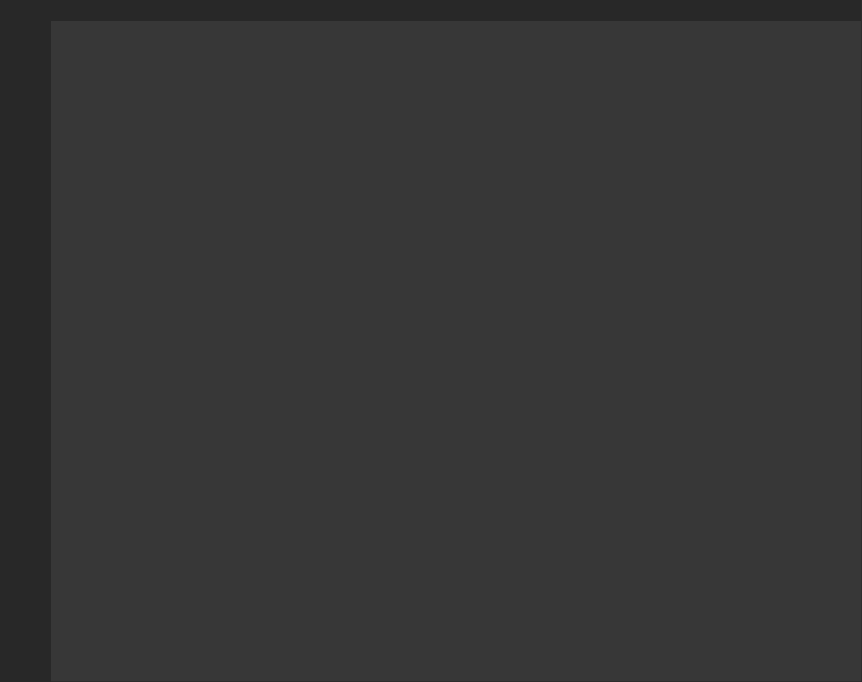
Lachie1011/YoloAnt, file yoloAnt.ui: the form before one commit.
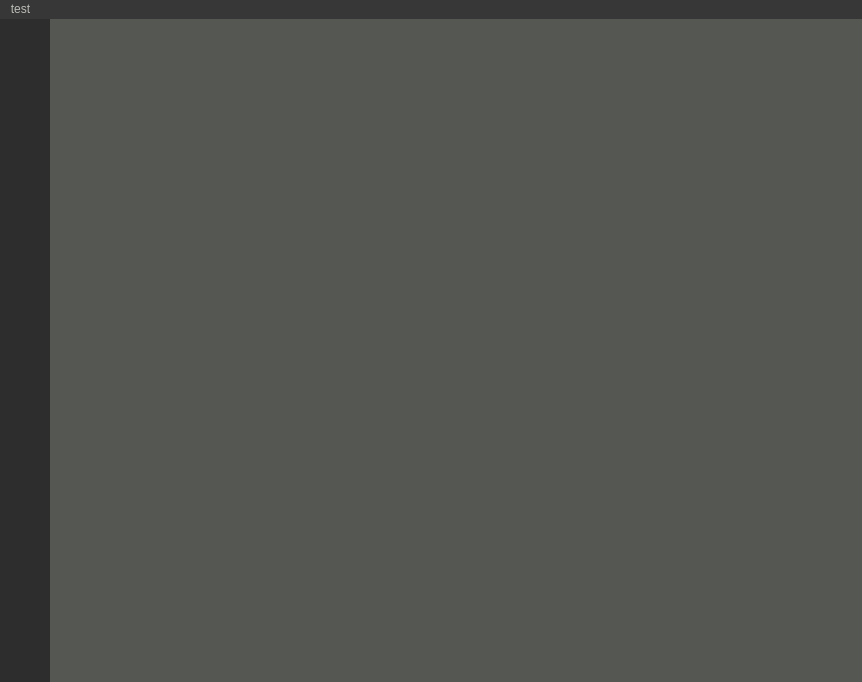
The form after the commit. Icons and pictures are not drawn.

Diff of the .ui file:
```diff
--- a/yoloAnt.ui
+++ b/yoloAnt.ui
@@ -11,7 +11,16 @@
    </rect>
   </property>
   <property name="windowTitle">
-   <string>MainWindow</string>
+   <string>YoloAnt</string>
+  </property>
+  <property name="windowIcon">
+   <iconset>
+    <normaloff>icons/icons8-ant-head-96.png</normaloff>icons/icons8-ant-head-96.png</iconset>
+  </property>
+  <property name="styleSheet">
+   <string notr="true">background-color: rgb(0, 0, 0);
+selection-background-color: rgb(186, 189, 182);
+color: rgb(186, 189, 182);</string>
   </property>
   <property name="iconSize">
    <size>
@@ -53,87 +62,58 @@
 }
 </string>
    </property>
-   <widget class="QWidget" name="stageWidget" native="true">
-    <property name="geometry">
-     <rect>
-      <x>50</x>
-      <y>20</y>
-      <width>811</width>
-      <height>661</height>
-     </rect>
+   <layout class="QHBoxLayout" name="horizontalLayout">
+    <property name="spacing">
+     <number>0</number>
     </property>
-    <property name="styleSheet">
-     <string notr="true"/>
+    <property name="leftMargin">
+     <number>0</number>
     </property>
-   </widget>
-   <widget class="QWidget" name="topMenuContainer" native="true">
-    <property name="geometry">
-     <rect>
-      <x>0</x>
-      <y>0</y>
-      <width>861</width>
-      <height>21</height>
-     </rect>
+    <property name="topMargin">
+     <number>0</number>
     </property>
-    <widget class="QWidget" name="menuWidget" native="true">
-     <property name="geometry">
-      <rect>
-       <x>0</x>
-       <y>0</y>
-       <width>51</width>
-       <height>21</height>
-      </rect>
-     </property>
-     <widget class="QLabel" name="label">
-      <property name="geometry">
-       <rect>
-        <x>10</x>
-        <y>0</y>
-        <width>31</width>
-        <height>21</height>
-       </rect>
-      </property>
-      <property name="text">
-       <string/>
-      </property>
-      <property name="pixmap">
-       <pixmap>icons/ant_image.jpg</pixmap>
-      </property>
-     </widget>
-    </widget>
-    <widget class="QFrame" name="frame">
-     <property name="geometry">
-      <rect>
-       <x>49</x>
-       <y>-1</y>
-       <width>811</width>
-       <height>21</height>
-      </rect>
-     </property>
-     <property name="frameShape">
-      <enum>QFrame::StyledPanel</enum>
-     </property>
-     <property name="frameShadow">
-      <enum>QFrame::Raised</enum>
-     </property>
-    </widget>
-   </widget>
+    <property name="rightMargin">
+     <number>0</number>
+    </property>
+    <property name="bottomMargin">
+     <number>0</number>
+    </property>
+    <item>
    <widget class="QWidget" name="leftMenuSubContainer" native="true">
-    <property name="geometry">
-     <rect>
-      <x>0</x>
-      <y>21</y>
-      <width>51</width>
-      <height>661</height>
-     </rect>
+      <property name="sizePolicy">
+       <sizepolicy hsizetype="Preferred" vsizetype="Preferred">
+        <horstretch>0</horstretch>
+        <verstretch>0</verstretch>
+       </sizepolicy>
+      </property>
+      <property name="minimumSize">
+       <size>
+        <width>50</width>
+        <height>635</height>
+       </size>
+      </property>
+      <property name="maximumSize">
+       <size>
+        <width>50</width>
+        <height>16777215</height>
+       </size>
     </property>
     <property name="styleSheet">
      <string notr="true">border-right-color: rgb(90, 90, 90);
 border-top-color: rgb(90, 90, 90);
-</string>
+background-color: rgb(45, 45, 45);</string>
     </property>
     <layout class="QVBoxLayout" name="verticalLayout">
-     <item alignment="Qt::AlignHCenter|Qt::AlignTop">
+       <property name="leftMargin">
+        <number>0</number>
+       </property>
+       <property name="topMargin">
+        <number>0</number>
+       </property>
+       <property name="rightMargin">
+        <number>0</number>
+       </property>
+       <item>
       <widget class="QFrame" name="selectorsWidget">
        <property name="frameShape">
         <enum>QFrame::StyledPanel</enum>
@@ -148,7 +128,7 @@
         <property name="rightMargin">
          <number>0</number>
         </property>
-        <item alignment="Qt::AlignHCenter">
+          <item>
          <widget class="QPushButton" name="mousePointer">
           <property name="toolTip">
            <string>Selection tool to select annotation</string>
@@ -158,27 +138,7 @@
           </property>
           <property name="icon">
            <iconset>
-            <normaloff>icons/selector.png</normaloff>icons/selector.png</iconset>
-          </property>
-          <property name="iconSize">
-           <size>
-            <width>30</width>
-            <height>30</height>
-           </size>
-          </property>
-         </widget>
-        </item>
-        <item alignment="Qt::AlignHCenter">
-         <widget class="QPushButton" name="moveTool">
-          <property name="toolTip">
-           <string>Move tool to select and move annotation</string>
-          </property>
-          <property name="text">
-           <string/>
-          </property>
-          <property name="icon">
-           <iconset>
-            <normaloff>icons/movetoolicon.png</normaloff>icons/movetoolicon.png</iconset>
+              <normaloff>icons/icons8-pencil-50.png</normaloff>icons/icons8-pencil-50.png</iconset>
           </property>
           <property name="iconSize">
            <size>
@@ -192,7 +152,13 @@
       </widget>
      </item>
      <item>
-      <widget class="QFrame" name="shapeSelectWidget">
+        <widget class="QFrame" name="projectsWidget">
+         <property name="minimumSize">
+          <size>
+           <width>50</width>
+           <height>50</height>
+          </size>
+         </property>
        <property name="frameShape">
         <enum>QFrame::StyledPanel</enum>
        </property>
@@ -203,13 +169,19 @@
         <property name="leftMargin">
          <number>0</number>
         </property>
+          <property name="topMargin">
+           <number>9</number>
+          </property>
         <property name="rightMargin">
          <number>0</number>
         </property>
         <item>
-         <widget class="QPushButton" name="rectangleSelect">
-          <property name="toolTip">
-           <string>draw rectanglular shaped annotation</string>
+           <widget class="QPushButton" name="projectsTab">
+            <property name="minimumSize">
+             <size>
+              <width>50</width>
+              <height>50</height>
+             </size>
           </property>
           <property name="text">
            <string/>
@@ -250,17 +222,29 @@
        <property name="frameShadow">
         <enum>QFrame::Raised</enum>
        </property>
-       <layout class="QVBoxLayout" name="verticalLayout_5">
+         <layout class="QVBoxLayout" name="verticalLayout_11">
+          <property name="spacing">
+           <number>0</number>
+          </property>
         <property name="leftMargin">
          <number>0</number>
         </property>
+          <property name="topMargin">
+           <number>0</number>
+          </property>
         <property name="rightMargin">
          <number>0</number>
         </property>
+          <property name="bottomMargin">
+           <number>0</number>
+          </property>
         <item>
-         <widget class="QPushButton" name="infoButton">
-          <property name="toolTip">
-           <string>Get more info on annotator </string>
+           <widget class="QPushButton" name="pushButton">
+            <property name="minimumSize">
+             <size>
+              <width>50</width>
+              <height>50</height>
+             </size>
           </property>
           <property name="text">
            <string/>
@@ -271,8 +255,8 @@
           </property>
           <property name="iconSize">
            <size>
-            <width>30</width>
-            <height>30</height>
+              <width>20</width>
+              <height>20</height>
            </size>
           </property>
          </widget>
@@ -282,6 +266,528 @@
      </item>
     </layout>
    </widget>
+    </item>
+    <item>
+     <widget class="QWidget" name="mainWindowContainer" native="true">
+      <property name="enabled">
+       <bool>true</bool>
+      </property>
+      <layout class="QVBoxLayout" name="verticalLayout_2">
+       <property name="spacing">
+        <number>0</number>
+       </property>
+       <property name="leftMargin">
+        <number>0</number>
+       </property>
+       <property name="topMargin">
+        <number>0</number>
+       </property>
+       <property name="rightMargin">
+        <number>0</number>
+       </property>
+       <property name="bottomMargin">
+        <number>0</number>
+       </property>
+       <item>
+        <widget class="QFrame" name="frame">
+         <property name="minimumSize">
+          <size>
+           <width>700</width>
+           <height>400</height>
+          </size>
+         </property>
+         <property name="styleSheet">
+          <string notr="true">background-color: rgb(85, 87, 83);</string>
+         </property>
+         <property name="frameShape">
+          <enum>QFrame::StyledPanel</enum>
+         </property>
+         <property name="frameShadow">
+          <enum>QFrame::Raised</enum>
+         </property>
+        </widget>
+       </item>
+      </layout>
+     </widget>
+    </item>
+   </layout>
+  </widget>
+  <widget class="QMenuBar" name="menuBar">
+   <property name="geometry">
+    <rect>
+     <x>0</x>
+     <y>0</y>
+     <width>862</width>
+     <height>22</height>
+    </rect>
+   </property>
+   <property name="palette">
+    <palette>
+     <active>
+      <colorrole role="WindowText">
+       <brush brushstyle="SolidPattern">
+        <color alpha="255">
+         <red>186</red>
+         <green>189</green>
+         <blue>182</blue>
+        </color>
+       </brush>
+      </colorrole>
+      <colorrole role="Button">
+       <brush brushstyle="SolidPattern">
+        <color alpha="255">
+         <red>55</red>
+         <green>55</green>
+         <blue>55</blue>
+        </color>
+       </brush>
+      </colorrole>
+      <colorrole role="Text">
+       <brush brushstyle="SolidPattern">
+        <color alpha="255">
+         <red>186</red>
+         <green>189</green>
+         <blue>182</blue>
+        </color>
+       </brush>
+      </colorrole>
+      <colorrole role="ButtonText">
+       <brush brushstyle="SolidPattern">
+        <color alpha="255">
+         <red>186</red>
+         <green>189</green>
+         <blue>182</blue>
+        </color>
+       </brush>
+      </colorrole>
+      <colorrole role="Base">
+       <brush brushstyle="SolidPattern">
+        <color alpha="255">
+         <red>55</red>
+         <green>55</green>
+         <blue>55</blue>
+        </color>
+       </brush>
+      </colorrole>
+      <colorrole role="Window">
+       <brush brushstyle="SolidPattern">
+        <color alpha="255">
+         <red>55</red>
+         <green>55</green>
+         <blue>55</blue>
+        </color>
+       </brush>
+      </colorrole>
+      <colorrole role="Highlight">
+       <brush brushstyle="SolidPattern">
+        <color alpha="255">
+         <red>186</red>
+         <green>189</green>
+         <blue>182</blue>
+        </color>
+       </brush>
+      </colorrole>
+      <colorrole role="PlaceholderText">
+       <brush brushstyle="NoBrush">
+        <color alpha="128">
+         <red>0</red>
+         <green>0</green>
+         <blue>0</blue>
+        </color>
+       </brush>
+      </colorrole>
+     </active>
+     <inactive>
+      <colorrole role="WindowText">
+       <brush brushstyle="SolidPattern">
+        <color alpha="255">
+         <red>186</red>
+         <green>189</green>
+         <blue>182</blue>
+        </color>
+       </brush>
+      </colorrole>
+      <colorrole role="Button">
+       <brush brushstyle="SolidPattern">
+        <color alpha="255">
+         <red>55</red>
+         <green>55</green>
+         <blue>55</blue>
+        </color>
+       </brush>
+      </colorrole>
+      <colorrole role="Text">
+       <brush brushstyle="SolidPattern">
+        <color alpha="255">
+         <red>186</red>
+         <green>189</green>
+         <blue>182</blue>
+        </color>
+       </brush>
+      </colorrole>
+      <colorrole role="ButtonText">
+       <brush brushstyle="SolidPattern">
+        <color alpha="255">
+         <red>186</red>
+         <green>189</green>
+         <blue>182</blue>
+        </color>
+       </brush>
+      </colorrole>
+      <colorrole role="Base">
+       <brush brushstyle="SolidPattern">
+        <color alpha="255">
+         <red>55</red>
+         <green>55</green>
+         <blue>55</blue>
+        </color>
+       </brush>
+      </colorrole>
+      <colorrole role="Window">
+       <brush brushstyle="SolidPattern">
+        <color alpha="255">
+         <red>55</red>
+         <green>55</green>
+         <blue>55</blue>
+        </color>
+       </brush>
+      </colorrole>
+      <colorrole role="Highlight">
+       <brush brushstyle="SolidPattern">
+        <color alpha="255">
+         <red>186</red>
+         <green>189</green>
+         <blue>182</blue>
+        </color>
+       </brush>
+      </colorrole>
+      <colorrole role="PlaceholderText">
+       <brush brushstyle="NoBrush">
+        <color alpha="128">
+         <red>186</red>
+         <green>189</green>
+         <blue>182</blue>
+        </color>
+       </brush>
+      </colorrole>
+     </inactive>
+     <disabled>
+      <colorrole role="WindowText">
+       <brush brushstyle="SolidPattern">
+        <color alpha="255">
+         <red>186</red>
+         <green>189</green>
+         <blue>182</blue>
+        </color>
+       </brush>
+      </colorrole>
+      <colorrole role="Button">
+       <brush brushstyle="SolidPattern">
+        <color alpha="255">
+         <red>55</red>
+         <green>55</green>
+         <blue>55</blue>
+        </color>
+       </brush>
+      </colorrole>
+      <colorrole role="Text">
+       <brush brushstyle="SolidPattern">
+        <color alpha="255">
+         <red>186</red>
+         <green>189</green>
+         <blue>182</blue>
+        </color>
+       </brush>
+      </colorrole>
+      <colorrole role="ButtonText">
+       <brush brushstyle="SolidPattern">
+        <color alpha="255">
+         <red>186</red>
+         <green>189</green>
+         <blue>182</blue>
+        </color>
+       </brush>
+      </colorrole>
+      <colorrole role="Base">
+       <brush brushstyle="SolidPattern">
+        <color alpha="255">
+         <red>55</red>
+         <green>55</green>
+         <blue>55</blue>
+        </color>
+       </brush>
+      </colorrole>
+      <colorrole role="Window">
+       <brush brushstyle="SolidPattern">
+        <color alpha="255">
+         <red>55</red>
+         <green>55</green>
+         <blue>55</blue>
+        </color>
+       </brush>
+      </colorrole>
+      <colorrole role="Highlight">
+       <brush brushstyle="SolidPattern">
+        <color alpha="255">
+         <red>186</red>
+         <green>189</green>
+         <blue>182</blue>
+        </color>
+       </brush>
+      </colorrole>
+      <colorrole role="PlaceholderText">
+       <brush brushstyle="NoBrush">
+        <color alpha="128">
+         <red>0</red>
+         <green>0</green>
+         <blue>0</blue>
+        </color>
+       </brush>
+      </colorrole>
+     </disabled>
+    </palette>
+   </property>
+   <property name="styleSheet">
+    <string notr="true">background-color: rgb(55, 55, 55);</string>
+   </property>
+   <widget class="QMenu" name="menutest">
+    <property name="palette">
+     <palette>
+      <active>
+       <colorrole role="WindowText">
+        <brush brushstyle="SolidPattern">
+         <color alpha="255">
+          <red>255</red>
+          <green>255</green>
+          <blue>255</blue>
+         </color>
+        </brush>
+       </colorrole>
+       <colorrole role="Button">
+        <brush brushstyle="SolidPattern">
+         <color alpha="255">
+          <red>55</red>
+          <green>55</green>
+          <blue>55</blue>
+         </color>
+        </brush>
+       </colorrole>
+       <colorrole role="Text">
+        <brush brushstyle="SolidPattern">
+         <color alpha="255">
+          <red>255</red>
+          <green>255</green>
+          <blue>255</blue>
+         </color>
+        </brush>
+       </colorrole>
+       <colorrole role="ButtonText">
+        <brush brushstyle="SolidPattern">
+         <color alpha="255">
+          <red>255</red>
+          <green>255</green>
+          <blue>255</blue>
+         </color>
+        </brush>
+       </colorrole>
+       <colorrole role="Base">
+        <brush brushstyle="SolidPattern">
+         <color alpha="255">
+          <red>55</red>
+          <green>55</green>
+          <blue>55</blue>
+         </color>
+        </brush>
+       </colorrole>
+       <colorrole role="Window">
+        <brush brushstyle="SolidPattern">
+         <color alpha="255">
+          <red>55</red>
+          <green>55</green>
+          <blue>55</blue>
+         </color>
+        </brush>
+       </colorrole>
+       <colorrole role="Highlight">
+        <brush brushstyle="SolidPattern">
+         <color alpha="255">
+          <red>186</red>
+          <green>189</green>
+          <blue>182</blue>
+         </color>
+        </brush>
+       </colorrole>
+       <colorrole role="PlaceholderText">
+        <brush brushstyle="NoBrush">
+         <color alpha="128">
+          <red>255</red>
+          <green>255</green>
+          <blue>255</blue>
+         </color>
+        </brush>
+       </colorrole>
+      </active>
+      <inactive>
+       <colorrole role="WindowText">
+        <brush brushstyle="SolidPattern">
+         <color alpha="255">
+          <red>255</red>
+          <green>255</green>
+          <blue>255</blue>
+         </color>
+        </brush>
+       </colorrole>
+       <colorrole role="Button">
+        <brush brushstyle="SolidPattern">
+         <color alpha="255">
+          <red>55</red>
+          <green>55</green>
+          <blue>55</blue>
+         </color>
+        </brush>
+       </colorrole>
+       <colorrole role="Text">
+        <brush brushstyle="SolidPattern">
+         <color alpha="255">
+          <red>255</red>
+          <green>255</green>
+          <blue>255</blue>
+         </color>
+        </brush>
+       </colorrole>
+       <colorrole role="ButtonText">
+        <brush brushstyle="SolidPattern">
+         <color alpha="255">
+          <red>255</red>
+          <green>255</green>
+          <blue>255</blue>
+         </color>
+        </brush>
+       </colorrole>
+       <colorrole role="Base">
+        <brush brushstyle="SolidPattern">
+         <color alpha="255">
+          <red>55</red>
+          <green>55</green>
+          <blue>55</blue>
+         </color>
+        </brush>
+       </colorrole>
+       <colorrole role="Window">
+        <brush brushstyle="SolidPattern">
+         <color alpha="255">
+          <red>55</red>
+          <green>55</green>
+          <blue>55</blue>
+         </color>
+        </brush>
+       </colorrole>
+       <colorrole role="Highlight">
+        <brush brushstyle="SolidPattern">
+         <color alpha="255">
+          <red>186</red>
+          <green>189</green>
+          <blue>182</blue>
+         </color>
+        </brush>
+       </colorrole>
+       <colorrole role="PlaceholderText">
+        <brush brushstyle="NoBrush">
+         <color alpha="128">
+          <red>255</red>
+          <green>255</green>
+          <blue>255</blue>
+         </color>
+        </brush>
+       </colorrole>
+      </inactive>
+      <disabled>
+       <colorrole role="WindowText">
+        <brush brushstyle="SolidPattern">
+         <color alpha="255">
+          <red>255</red>
+          <green>255</green>
+          <blue>255</blue>
+         </color>
+        </brush>
+       </colorrole>
+       <colorrole role="Button">
+        <brush brushstyle="SolidPattern">
+         <color alpha="255">
+          <red>55</red>
+          <green>55</green>
+          <blue>55</blue>
+         </color>
+        </brush>
+       </colorrole>
+       <colorrole role="Text">
+        <brush brushstyle="SolidPattern">
+         <color alpha="255">
+          <red>255</red>
+          <green>255</green>
+          <blue>255</blue>
+         </color>
+        </brush>
+       </colorrole>
+       <colorrole role="ButtonText">
+        <brush brushstyle="SolidPattern">
+         <color alpha="255">
+          <red>255</red>
+          <green>255</green>
+          <blue>255</blue>
+         </color>
+        </brush>
+       </colorrole>
+       <colorrole role="Base">
+        <brush brushstyle="SolidPattern">
+         <color alpha="255">
+          <red>55</red>
+          <green>55</green>
+          <blue>55</blue>
+         </color>
+        </brush>
+       </colorrole>
+       <colorrole role="Window">
+        <brush brushstyle="SolidPattern">
+         <color alpha="255">
+          <red>55</red>
+          <green>55</green>
+          <blue>55</blue>
+         </color>
+        </brush>
+       </colorrole>
+       <colorrole role="Highlight">
+        <brush brushstyle="SolidPattern">
+         <color alpha="255">
+          <red>186</red>
+          <green>189</green>
+          <blue>182</blue>
+         </color>
+        </brush>
+       </colorrole>
+       <colorrole role="PlaceholderText">
+        <brush brushstyle="NoBrush">
+         <color alpha="128">
+          <red>255</red>
+          <green>255</green>
+          <blue>255</blue>
+         </color>
+        </brush>
+       </colorrole>
+      </disabled>
+     </palette>
+    </property>
+    <property name="autoFillBackground">
+     <bool>false</bool>
+    </property>
+    <property name="styleSheet">
+     <string notr="true">color: rgb(255, 255, 255);</string>
+    </property>
+    <property name="title">
+     <string>test</string>
+    </property>
+   </widget>
+   <addaction name="menutest"/>
   </widget>
  </widget>
  <resources/>
```
Left out of the diff: 43 changed lines with no effect on the pictures. Lines whose indentation alone changed are shown as unchanged.
